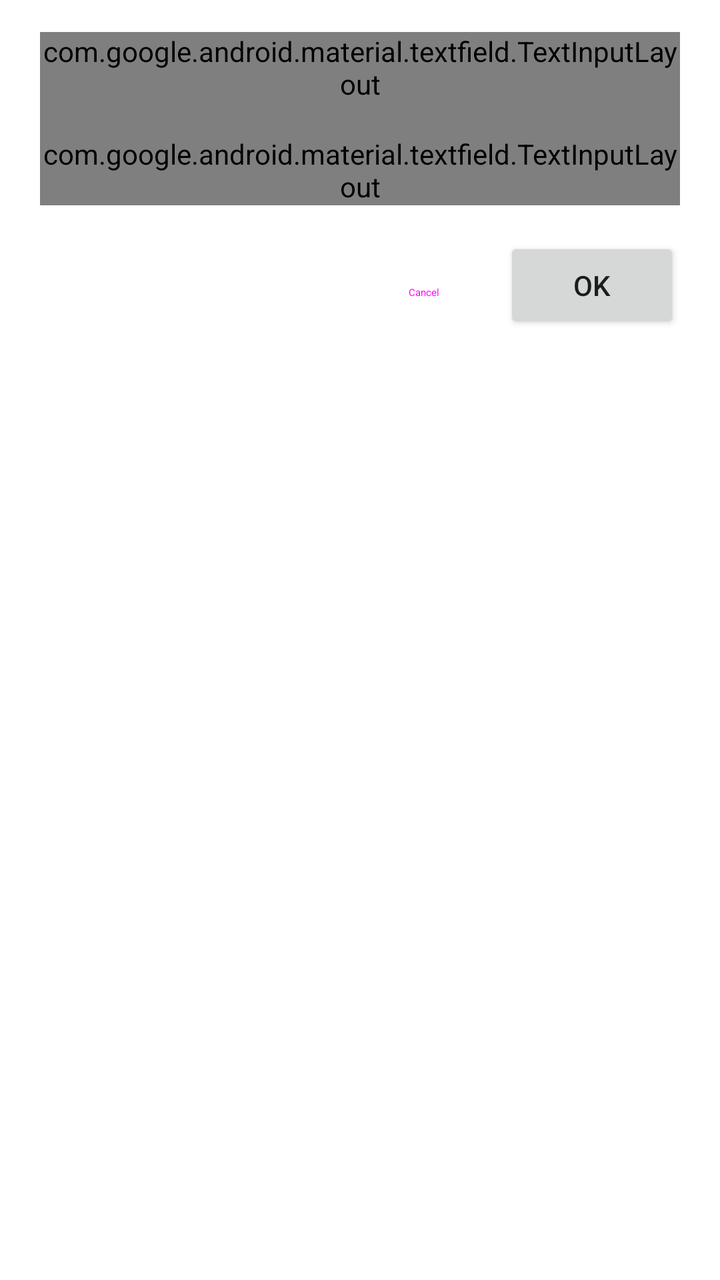
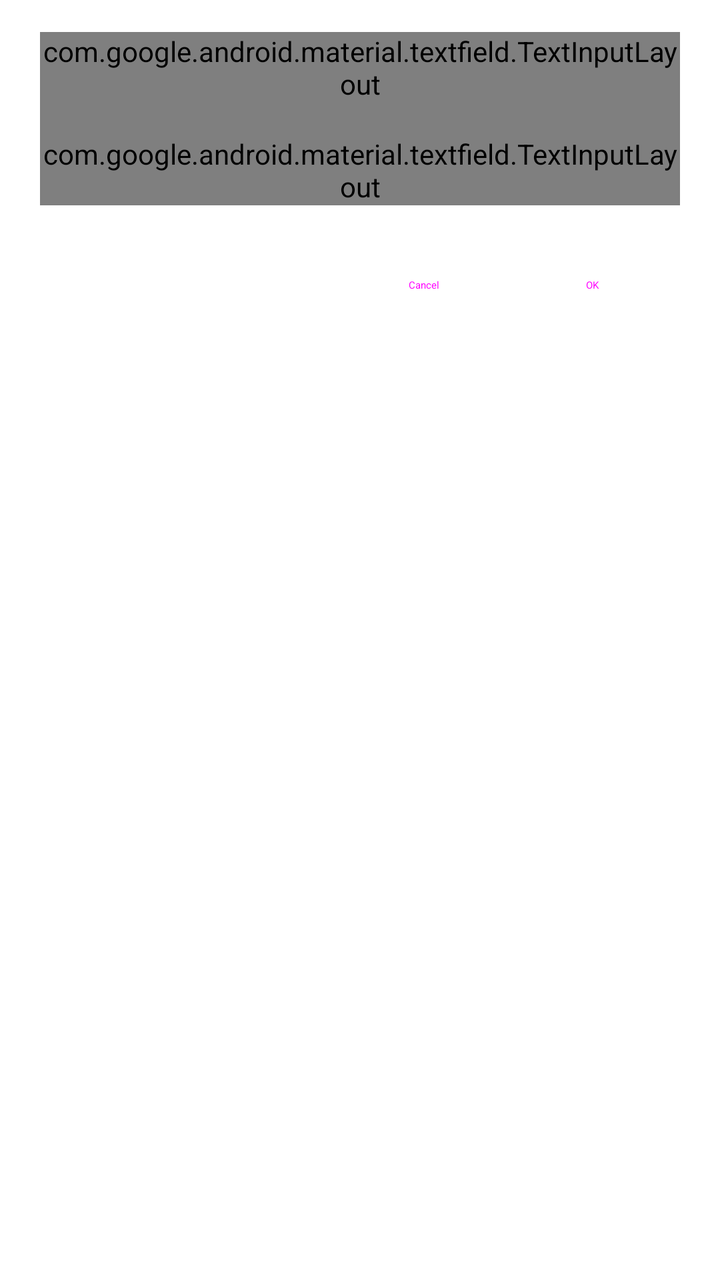

Screens rendered from an Android XML layout before and after an edit, with the pre-edit source and the edit as a unified diff.
<!-- AndroidManifest.xml: application theme AppTheme -->
<!-- res/layout/dialog_edit.xml -->
<?xml version="1.0" encoding="utf-8"?>
<ScrollView xmlns:android="http://schemas.android.com/apk/res/android"
    xmlns:app="http://schemas.android.com/apk/res-auto"
    xmlns:tools="http://schemas.android.com/tools"
    android:layout_width="match_parent"
    android:layout_height="wrap_content"
    android:orientation="vertical"
    tools:ignore="ContentDescription">

    <LinearLayout
        android:layout_width="match_parent"
        android:layout_height="wrap_content"
        android:orientation="vertical"
        android:paddingStart="20dp"
        android:paddingTop="16dp"
        android:paddingEnd="20dp"
        android:paddingBottom="12dp">

        <com.google.android.material.textfield.TextInputLayout
            android:id="@+id/editTopLayout"
            style="@style/Widget.Material3.TextInputLayout.OutlinedBox"
            android:layout_width="match_parent"
            android:layout_height="wrap_content"
            android:paddingBottom="10dp"
            app:boxCornerRadiusTopStart="16dp"
            app:boxCornerRadiusTopEnd="16dp"
            app:boxCornerRadiusBottomStart="16dp"
            app:boxCornerRadiusBottomEnd="16dp">

            <com.google.android.material.textfield.TextInputEditText
                android:id="@+id/editTop"
                android:layout_width="match_parent"
                android:layout_height="wrap_content"
                android:imeOptions="actionNext"
                android:inputType="text"
                android:importantForAutofill="yes" />

        </com.google.android.material.textfield.TextInputLayout>

        <com.google.android.material.textfield.TextInputLayout
            android:id="@+id/editBottomLayout"
            style="@style/Widget.Material3.TextInputLayout.OutlinedBox"
            android:layout_width="match_parent"
            android:layout_height="wrap_content"
            android:paddingTop="6dp"
            app:boxCornerRadiusTopStart="16dp"
            app:boxCornerRadiusTopEnd="16dp"
            app:boxCornerRadiusBottomStart="16dp"
            app:boxCornerRadiusBottomEnd="16dp">

            <com.google.android.material.textfield.TextInputEditText
                android:id="@+id/editBottom"
                android:layout_width="match_parent"
                android:layout_height="wrap_content"
                android:imeOptions="actionDone"
                android:inputType="textUri"
                android:importantForAutofill="yes" />

        </com.google.android.material.textfield.TextInputLayout>

        <com.google.android.material.card.MaterialCardView
            android:id="@+id/editIcon"
            style="@style/Widget.Material3.CardView.Outlined"
            android:layout_width="match_parent"
            android:layout_height="32dp"
            android:layout_marginTop="16dp"
            android:visibility="gone"
            app:cardCornerRadius="12dp" />

        <LinearLayout
            android:layout_width="match_parent"
            android:layout_height="wrap_content"
            android:layout_marginTop="16dp"
            android:layout_marginBottom="4dp"
            android:gravity="end"
            android:orientation="horizontal">

            <Button
                android:id="@+id/editCancel"
                style="@style/Widget.Material3.Button.TextButton.Dialog"
                android:layout_width="wrap_content"
                android:layout_height="wrap_content"
                android:text="@string/app_cancel" />

            <Button
                android:id="@+id/editOK"
                style="@style/Widget.Material3.Button.TonalButton.Dialog"
                android:layout_width="wrap_content"
                android:layout_height="wrap_content"
                android:layout_marginStart="8dp"
                android:text="@string/app_ok" />

        </LinearLayout>

    </LinearLayout>

</ScrollView>
<!-- resources referenced by this layout -->
<resources>
  <string name="app_cancel">Cancel</string>
  <string name="app_ok">OK</string>
</resources>

<!-- the commit's change to res/layout/dialog_edit.xml (unified diff, before → after) -->
@@ -84,7 +84,7 @@
 
             <Button
                 android:id="@+id/editOK"
-                style="@style/Widget.Material3.Button.TonalButton.Dialog"
+                style="@style/Widget.Material3.Button.TonalButton"
                 android:layout_width="wrap_content"
                 android:layout_height="wrap_content"
                 android:layout_marginStart="8dp"
